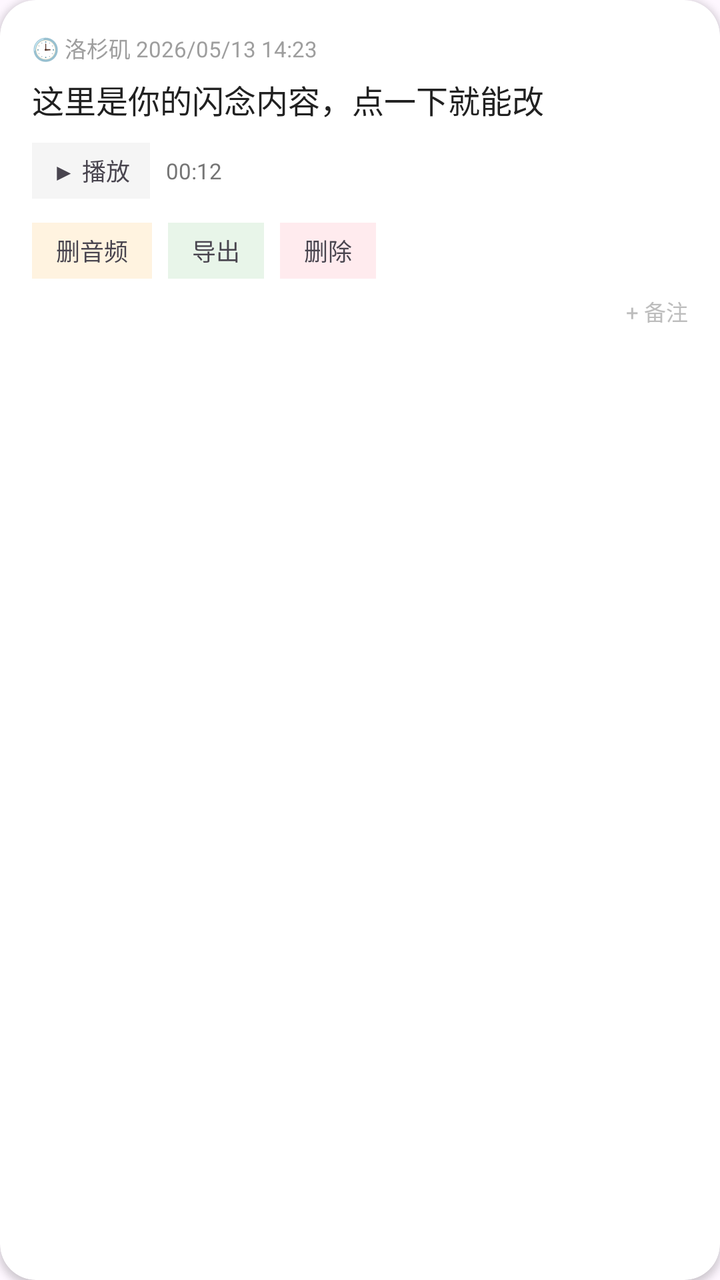
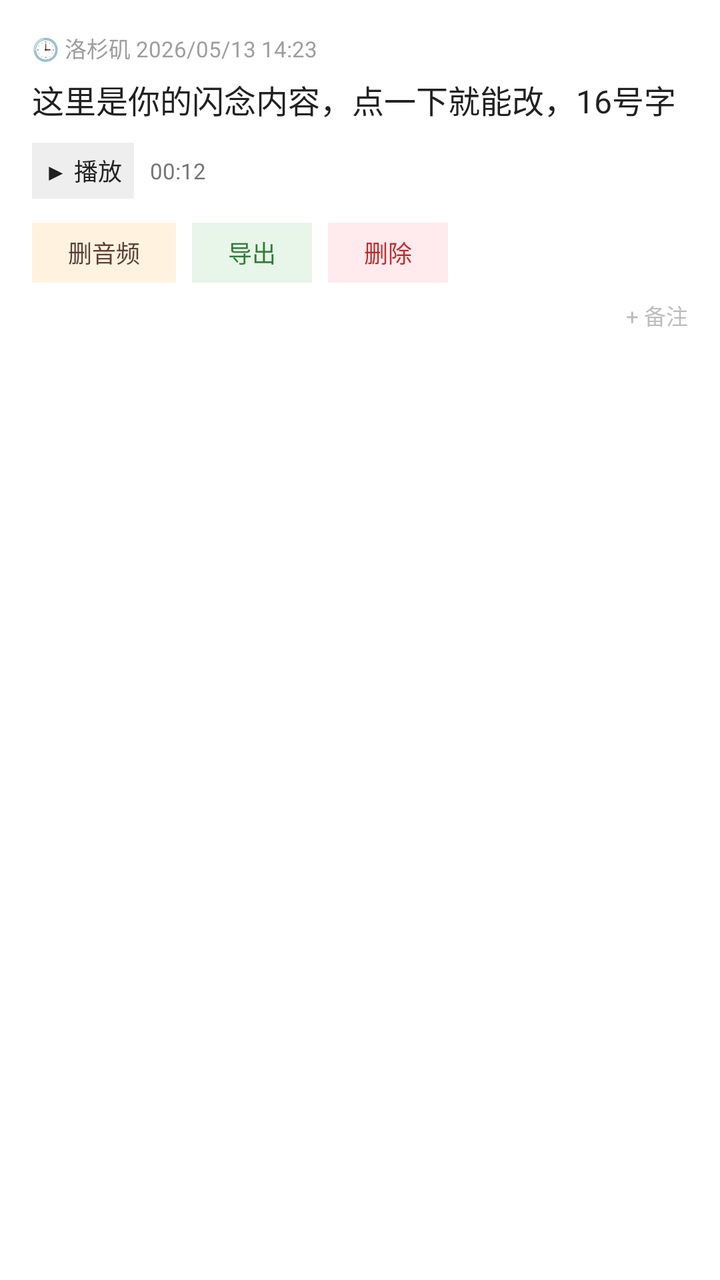

Compare the two renders of this Android layout. The source of the first and the diff that turns it into the second are given below.
<!-- AndroidManifest.xml: application theme Theme.Material3.DayNight.NoActionBar -->
<!-- res/layout/item_capsule.xml -->
<?xml version="1.0" encoding="utf-8"?>
<androidx.cardview.widget.CardView xmlns:android="http://schemas.android.com/apk/res/android"
    xmlns:app="http://schemas.android.com/apk/res-auto"
    android:layout_width="match_parent"
    android:layout_height="wrap_content"
    android:layout_marginHorizontal="8dp"
    android:layout_marginVertical="6dp"
    app:cardCornerRadius="18dp"
    app:cardBackgroundColor="#FFFFFF"
    app:strokeWidth="1dp"
    app:strokeColor="#E0E0E0"
    app:cardElevation="2dp">

    <LinearLayout
        android:layout_width="match_parent"
        android:layout_height="wrap_content"
        android:orientation="vertical"
        android:padding="16dp">

        
        <TextView
            android:id="@+id/tvTime"
            android:layout_width="wrap_content"
            android:layout_height="wrap_content"
            android:text="🕒 洛杉矶 2026/05/13 14:23"
            android:textSize="11sp"
            android:textColor="#9E9E9E" />

        
        <TextView
            android:id="@+id/tvContent"
            android:layout_width="match_parent"
            android:layout_height="wrap_content"
            android:layout_marginTop="6dp"
            android:text="这里是你的闪念内容，点一下就能改"
            android:textSize="16sp"
            android:textColor="#212121"
            android:lineSpacingExtra="4dp" />

        
        <LinearLayout
            android:id="@+id/layoutAudio"
            android:layout_width="match_parent"
            android:layout_height="wrap_content"
            android:orientation="horizontal"
            android:gravity="center_vertical"
            android:layout_marginTop="10dp">

            <TextView
                android:id="@+id/btnPlay"
                android:layout_width="wrap_content"
                android:layout_height="28dp"
                android:background="#F5F5F5"
                android:text="▶ 播放"
                android:textSize="12sp"
                android:gravity="center"
                android:paddingHorizontal="10dp" />

            <TextView
                android:id="@+id/tvDuration"
                android:layout_width="wrap_content"
                android:layout_height="wrap_content"
                android:layout_marginStart="8dp"
                android:text="00:12"
                android:textSize="11sp"
                android:textColor="#757575" />
        </LinearLayout>

        
        <HorizontalScrollView
            android:layout_width="match_parent"
            android:layout_height="wrap_content"
            android:layout_marginTop="12dp"
            android:scrollbars="none">

            <LinearLayout
                android:layout_width="wrap_content"
                android:layout_height="wrap_content"
                android:orientation="horizontal">

                <TextView
                    android:id="@+id/btnDeleteAudio"
                    android:layout_width="wrap_content"
                    android:layout_height="28dp"
                    android:layout_marginEnd="8dp"
                    android:background="#FFF3E0"
                    android:text="删音频"
                    android:textSize="12sp"
                    android:gravity="center"
                    android:paddingHorizontal="12dp" />

                <TextView
                    android:id="@+id/btnExport"
                    android:layout_width="wrap_content"
                    android:layout_height="28dp"
                    android:layout_marginEnd="8dp"
                    android:background="#E8F5E9"
                    android:text="导出"
                    android:textSize="12sp"
                    android:gravity="center"
                    android:paddingHorizontal="12dp" />

                <TextView
                    android:id="@+id/btnDelete"
                    android:layout_width="wrap_content"
                    android:layout_height="28dp"
                    android:background="#FFEBEE"
                    android:text="删除"
                    android:textSize="12sp"
                    android:gravity="center"
                    android:paddingHorizontal="12dp" />
            </LinearLayout>
        </HorizontalScrollView>

        
        <TextView
            android:id="@+id/btnAddNote"
            android:layout_width="wrap_content"
            android:layout_height="wrap_content"
            android:layout_gravity="end"
            android:layout_marginTop="8dp"
            android:text="+ 备注"
            android:textSize="11sp"
            android:textColor="#BDBDBD" />

        <LinearLayout
            android:id="@+id/layoutNote"
            android:layout_width="match_parent"
            android:layout_height="wrap_content"
            android:orientation="vertical"
            android:visibility="gone"
            android:layout_marginTop="8dp"
            android:background="#FAFAFA"
            android:padding="8dp">

            <EditText
                android:id="@+id/etNote"
                android:layout_width="match_parent"
                android:layout_height="wrap_content"
                android:hint="添加备注..."
                android:textSize="13sp"
                android:background="@null" />
        </LinearLayout>
    </LinearLayout>
</androidx.cardview.widget.CardView>
<!-- resources referenced by this layout -->
<resources>

</resources>

<!-- the commit's change to res/layout/item_capsule.xml (unified diff, before → after) -->
@@ -1,145 +1,144 @@
 <?xml version="1.0" encoding="utf-8"?>
-<androidx.cardview.widget.CardView xmlns:android="http://schemas.android.com/apk/res/android"
-    xmlns:app="http://schemas.android.com/apk/res-auto"
+<LinearLayout xmlns:android="http://schemas.android.com/apk/res/android"
     android:layout_width="match_parent"
     android:layout_height="wrap_content"
-    android:layout_marginHorizontal="8dp"
-    android:layout_marginVertical="6dp"
-    app:cardCornerRadius="18dp"
-    app:cardBackgroundColor="#FFFFFF"
-    app:strokeWidth="1dp"
-    app:strokeColor="#E0E0E0"
-    app:cardElevation="2dp">
+    android:orientation="vertical"
+    android:background="#FFFFFF"
+    android:layout_marginLeft="12dp"
+    android:layout_marginRight="12dp"
+    android:layout_marginTop="8dp"
+    android:layout_marginBottom="8dp"
+    android:padding="16dp">
+
+    
+    <TextView
+        android:id="@+id/tvTime"
+        android:layout_width="wrap_content"
+        android:layout_height="wrap_content"
+        android:text="🕒 洛杉矶 2026/05/13 14:23"
+        android:textSize="11sp"
+        android:textColor="#9E9E9E" />
+
+    
+    <TextView
+        android:id="@+id/tvContent"
+        android:layout_width="match_parent"
+        android:layout_height="wrap_content"
+        android:layout_marginTop="6dp"
+        android:text="这里是你的闪念内容，点一下就能改，16号字"
+        android:textSize="16sp"
+        android:textColor="#212121"
+        android:lineSpacingExtra="4dp" />
+
+    
+    <LinearLayout
+        android:id="@+id/layoutAudio"
+        android:layout_width="match_parent"
+        android:layout_height="wrap_content"
+        android:orientation="horizontal"
+        android:gravity="center_vertical"
+        android:layout_marginTop="10dp">
+
+        <TextView
+            android:id="@+id/btnPlay"
+            android:layout_width="wrap_content"
+            android:layout_height="28dp"
+            android:background="#EEEEEE"
+            android:text="  ▶ 播放  "
+            android:textSize="12sp"
+            android:gravity="center"
+            android:textColor="#212121" />
+
+        <TextView
+            android:id="@+id/tvDuration"
+            android:layout_width="wrap_content"
+            android:layout_height="wrap_content"
+            android:layout_marginLeft="8dp"
+            android:text="00:12"
+            android:textSize="11sp"
+            android:textColor="#757575" />
+    </LinearLayout>
+
+    
+    <HorizontalScrollView
+        android:layout_width="match_parent"
+        android:layout_height="wrap_content"
+        android:layout_marginTop="12dp"
+        android:scrollbars="none">
+
+        <LinearLayout
+            android:layout_width="wrap_content"
+            android:layout_height="wrap_content"
+            android:orientation="horizontal">
+
+            <TextView
+                android:id="@+id/btnDeleteAudio"
+                android:layout_width="wrap_content"
+                android:layout_height="30dp"
+                android:layout_marginRight="8dp"
+                android:background="#FFF3E0"
+                android:text="  删音频  "
+                android:textSize="12sp"
+                android:gravity="center"
+                android:paddingLeft="12dp"
+                android:paddingRight="12dp"
+                android:textColor="#5D4037" />
+
+            <TextView
+                android:id="@+id/btnExport"
+                android:layout_width="wrap_content"
+                android:layout_height="30dp"
+                android:layout_marginRight="8dp"
+                android:background="#E8F5E9"
+                android:text="  导出  "
+                android:textSize="12sp"
+                android:gravity="center"
+                android:paddingLeft="12dp"
+                android:paddingRight="12dp"
+                android:textColor="#2E7D32" />
+
+            <TextView
+                android:id="@+id/btnDelete"
+                android:layout_width="wrap_content"
+                android:layout_height="30dp"
+                android:background="#FFEBEE"
+                android:text="  删除  "
+                android:textSize="12sp"
+                android:gravity="center"
+                android:paddingLeft="12dp"
+                android:paddingRight="12dp"
+                android:textColor="#C62828" />
+        </LinearLayout>
+    </HorizontalScrollView>
+
+    
+    <TextView
+        android:id="@+id/btnAddNote"
+        android:layout_width="wrap_content"
+        android:layout_height="wrap_content"
+        android:layout_gravity="right"
+        android:layout_marginTop="8dp"
+        android:text="+ 备注"
+        android:textSize="11sp"
+        android:textColor="#BDBDBD" />
 
     <LinearLayout
+        android:id="@+id/layoutNote"
         android:layout_width="match_parent"
         android:layout_height="wrap_content"
         android:orientation="vertical"
-        android:padding="16dp">
+        android:visibility="gone"
+        android:layout_marginTop="8dp"
+        android:background="#FAFAFA"
+        android:padding="8dp">
 
-        
-        <TextView
-            android:id="@+id/tvTime"
-            android:layout_width="wrap_content"
-            android:layout_height="wrap_content"
-            android:text="🕒 洛杉矶 2026/05/13 14:23"
-            android:textSize="11sp"
-            android:textColor="#9E9E9E" />
-
-        
-        <TextView
-            android:id="@+id/tvContent"
+        <EditText
+            android:id="@+id/etNote"
             android:layout_width="match_parent"
             android:layout_height="wrap_content"
-            android:layout_marginTop="6dp"
-            android:text="这里是你的闪念内容，点一下就能改"
-            android:textSize="16sp"
-            android:textColor="#212121"
-            android:lineSpacingExtra="4dp" />
+            android:hint="添加备注..."
+            android:textSize="13sp"
+            android:background="@android:color/transparent" />
+    </LinearLayout>
 
-        
-        <LinearLayout
-            android:id="@+id/layoutAudio"
-            android:layout_width="match_parent"
-            android:layout_height="wrap_content"
-            android:orientation="horizontal"
-            android:gravity="center_vertical"
-            android:layout_marginTop="10dp">
-
-            <TextView
-                android:id="@+id/btnPlay"
-                android:layout_width="wrap_content"
-                android:layout_height="28dp"
-                android:background="#F5F5F5"
-                android:text="▶ 播放"
-                android:textSize="12sp"
-                android:gravity="center"
-                android:paddingHorizontal="10dp" />
-
-            <TextView
-                android:id="@+id/tvDuration"
-                android:layout_width="wrap_content"
-                android:layout_height="wrap_content"
-                android:layout_marginStart="8dp"
-                android:text="00:12"
-                android:textSize="11sp"
-                android:textColor="#757575" />
-        </LinearLayout>
-
-        
-        <HorizontalScrollView
-            android:layout_width="match_parent"
-            android:layout_height="wrap_content"
-            android:layout_marginTop="12dp"
-            android:scrollbars="none">
-
-            <LinearLayout
-                android:layout_width="wrap_content"
-                android:layout_height="wrap_content"
-                android:orientation="horizontal">
-
-                <TextView
-                    android:id="@+id/btnDeleteAudio"
-                    android:layout_width="wrap_content"
-                    android:layout_height="28dp"
-                    android:layout_marginEnd="8dp"
-                    android:background="#FFF3E0"
-                    android:text="删音频"
-                    android:textSize="12sp"
-                    android:gravity="center"
-                    android:paddingHorizontal="12dp" />
-
-                <TextView
-                    android:id="@+id/btnExport"
-                    android:layout_width="wrap_content"
-                    android:layout_height="28dp"
-                    android:layout_marginEnd="8dp"
-                    android:background="#E8F5E9"
-                    android:text="导出"
-                    android:textSize="12sp"
-                    android:gravity="center"
-                    android:paddingHorizontal="12dp" />
-
-                <TextView
-                    android:id="@+id/btnDelete"
-                    android:layout_width="wrap_content"
-                    android:layout_height="28dp"
-                    android:background="#FFEBEE"
-                    android:text="删除"
-                    android:textSize="12sp"
-                    android:gravity="center"
-                    android:paddingHorizontal="12dp" />
-            </LinearLayout>
-        </HorizontalScrollView>
-
-        
-        <TextView
-            android:id="@+id/btnAddNote"
-            android:layout_width="wrap_content"
-            android:layout_height="wrap_content"
-            android:layout_gravity="end"
-            android:layout_marginTop="8dp"
-            android:text="+ 备注"
-            android:textSize="11sp"
-            android:textColor="#BDBDBD" />
-
-        <LinearLayout
-            android:id="@+id/layoutNote"
-            android:layout_width="match_parent"
-            android:layout_height="wrap_content"
-            android:orientation="vertical"
-            android:visibility="gone"
-            android:layout_marginTop="8dp"
-            android:background="#FAFAFA"
-            android:padding="8dp">
-
-            <EditText
-                android:id="@+id/etNote"
-                android:layout_width="match_parent"
-                android:layout_height="wrap_content"
-                android:hint="添加备注..."
-                android:textSize="13sp"
-                android:background="@null" />
-        </LinearLayout>
-    </LinearLayout>
-</androidx.cardview.widget.CardView>
+</LinearLayout>
